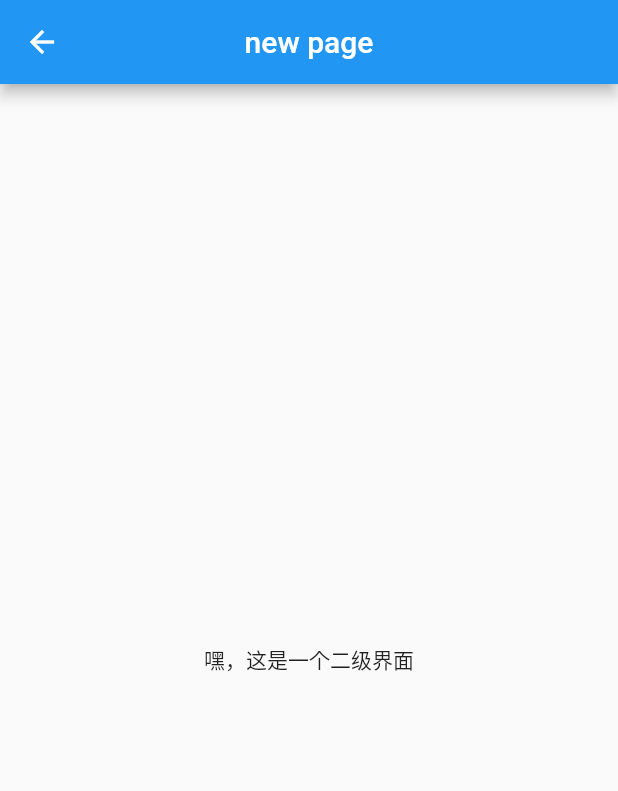
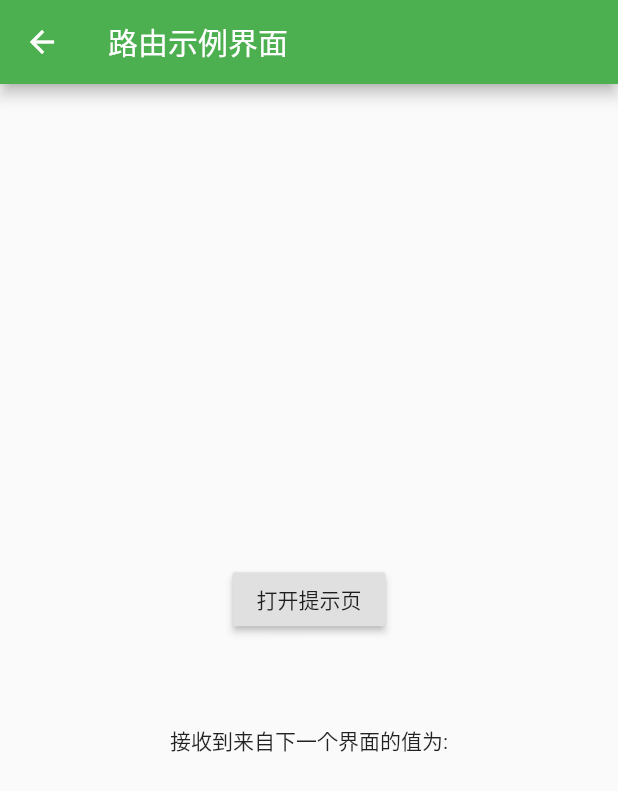
Before and after one commit to jinbo007/flutter_app, a Flutter app: the screen it shows after launch, after a tap on "open new page", on a phone screen of 412 x 824 dp. Shown: the top 791 px of the screen. Run offline on Flutter 3.47's test engine with Material 2 defaults, Android fonts, the phone set to English and light mode, and no system bars.

Commit message:
feature: 两个界面传值示例

```diff
--- /dev/null
+++ b/lib/RouterTestRoute.dart
@@ -0,0 +1,54 @@
+import 'package:flutter/material.dart';
+import 'package:flutter/widgets.dart';
+import 'package:flutterapp/TipRoute.dart';
+
+////测试接收下个界面的示例
+class RouterTestRoute extends StatefulWidget {
+  @override
+  State<StatefulWidget> createState() =>_RouterTestRoute();
+}
+
+class _RouterTestRoute extends State<RouterTestRoute> {
+  String resultContent = "";
+
+  void updateContent(String result) {
+    setState(() {
+      resultContent = result;
+    });
+  }
+
+  @override
+  Widget build(BuildContext context) {
+    return Scaffold(
+        appBar: AppBar(
+          title: Text("路由示例界面$resultContent"),
+
+        ),
+        body: Center(
+            child: Column(
+          mainAxisAlignment: MainAxisAlignment.center,
+          children: <Widget>[
+            RaisedButton(
+              onPressed: () async {
+                var result = await Navigator.push(
+                  context,
+                  MaterialPageRoute(
+                    builder: (context) {
+                      return TipRoute(text: "从上个界面传过来的数据");
+                    },
+                  ),
+                );
+                //输出下个界面返回的结果
+                print("路由返回值为$result");
+                updateContent(result);
+              },
+              child: Text("打开提示页"),
+            ),
+            Padding(
+              padding: EdgeInsets.fromLTRB(15, 20, 30, 40),
+            ),
+            Text("接收到来自下一个界面的值为:$resultContent"),
+          ],
+        )));
+  }
+}
--- a/lib/main.dart
+++ b/lib/main.dart
@@ -1,5 +1,6 @@
 import 'package:flutter/material.dart';
-import 'package:flutterapp/NewRoute.dart';
+
+import 'RouterTestRoute.dart';
 
 void main() {
   runApp(MyApp());
@@ -52,6 +53,7 @@ class MyHomePage extends StatefulWidget {
 
 class _MyHomePageState extends State<MyHomePage> {
   int _counter = 1;
+
 
   void _incrementCounter() {
     setState(() {
@@ -112,9 +114,15 @@ class _MyHomePageState extends State<MyHomePage> {
               child: Text("open new page"),
               textColor: Colors.green,
               onPressed: () {
-                Navigator.push(context, MaterialPageRoute(builder: (context) {
-                  return NewRoute();
-                }));
+                Navigator.push(
+                    context,
+                    MaterialPageRoute(
+                        maintainState: false,
+                        fullscreenDialog: false,
+                        settings: RouteSettings(name: "hello"),
+                        builder: (context) {
+                          return RouterTestRoute();
+                        }));
               },
             )
           ],
```
Also changed, not shown: lib/TipRoute.dart (added, +40 -0 lines).
